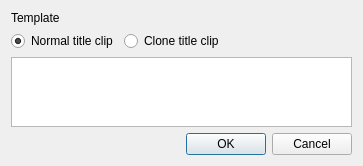
KDE/kdenlive, file src/widgets/templateclip_ui.ui: the form before one commit.
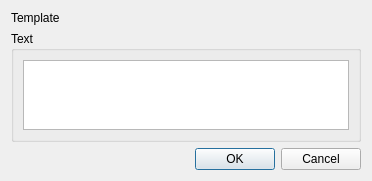
The form after the commit. Custom widgets are drawn as their Qt base class.

Commit message: Fix template title clips & some other title issues

Diff of the .ui file:
```diff
--- a/src/widgets/templateclip_ui.ui
+++ b/src/widgets/templateclip_ui.ui
@@ -6,11 +6,11 @@
    <rect>
     <x>0</x>
     <y>0</y>
-    <width>363</width>
-    <height>161</height>
+    <width>372</width>
+    <height>178</height>
    </rect>
   </property>
-  <layout class="QGridLayout" name="gridLayout">
+  <layout class="QGridLayout" name="gridLayout_2">
    <item row="0" column="0">
     <widget class="QLabel" name="label">
      <property name="text">
@@ -18,43 +18,31 @@
      </property>
     </widget>
    </item>
-   <item row="0" column="1" colspan="4">
-    <widget class="KUrlComboRequester" name="template_list"/>
-   </item>
-   <item row="1" column="0" colspan="2">
-    <widget class="QRadioButton" name="normal_clip">
-     <property name="text">
-      <string>Normal title clip</string>
+   <item row="0" column="1" colspan="2">
+    <widget class="KUrlComboRequester" name="template_list">
+     <property name="sizePolicy">
+      <sizepolicy hsizetype="MinimumExpanding" vsizetype="Preferred">
+       <horstretch>0</horstretch>
+       <verstretch>0</verstretch>
+      </sizepolicy>
      </property>
-     <property name="checked">
-      <bool>true</bool>
-     </property>
     </widget>
    </item>
-   <item row="1" column="2" colspan="2">
-    <widget class="QRadioButton" name="clone_clip">
-     <property name="text">
-      <string>Clone title clip</string>
+   <item row="1" column="0" colspan="3">
+    <widget class="QGroupBox" name="text_box">
+     <property name="title">
+      <string>Text</string>
      </property>
+     <layout class="QGridLayout" name="gridLayout">
+      <item row="0" column="0">
+       <widget class="KTextEdit" name="description"/>
+      </item>
+     </layout>
+     <zorder>description</zorder>
+     <zorder>description</zorder>
     </widget>
    </item>
-   <item row="1" column="4">
-    <spacer name="horizontalSpacer">
-     <property name="orientation">
-      <enum>Qt::Horizontal</enum>
-     </property>
-     <property name="sizeHint" stdset="0">
-      <size>
-       <width>109</width>
-       <height>15</height>
-      </size>
-     </property>
-    </spacer>
-   </item>
-   <item row="2" column="0" colspan="5">
-    <widget class="KTextEdit" name="description"/>
-   </item>
-   <item row="3" column="4">
+   <item row="2" column="2">
     <spacer name="verticalSpacer">
      <property name="orientation">
       <enum>Qt::Vertical</enum>
@@ -67,7 +55,7 @@
      </property>
     </spacer>
    </item>
-   <item row="4" column="3" colspan="2">
+   <item row="3" column="2">
     <widget class="QDialogButtonBox" name="buttonBox">
      <property name="orientation">
       <enum>Qt::Horizontal</enum>
```
The commit also changes 17 other files.
